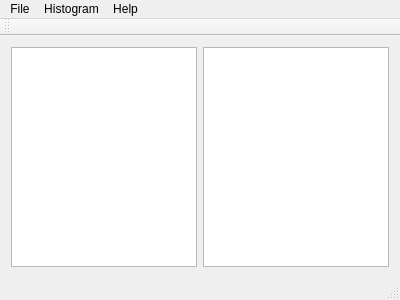
Old version of the form calchistcalculator.ui in the repository jknightmmcs/CalcHistCalculator.
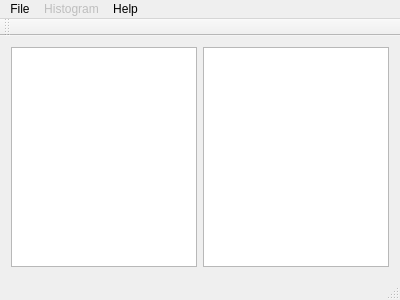
New version of the form.

```diff
--- a/calchistcalculator.ui
+++ b/calchistcalculator.ui
@@ -40,6 +40,9 @@
     <addaction name="actionExit"/>
    </widget>
    <widget class="QMenu" name="menuHistogram">
+    <property name="enabled">
+     <bool>false</bool>
+    </property>
     <property name="title">
      <string>Histogram</string>
     </property>
```
Left out of the diff: 6 changed lines with no effect on the pictures.
